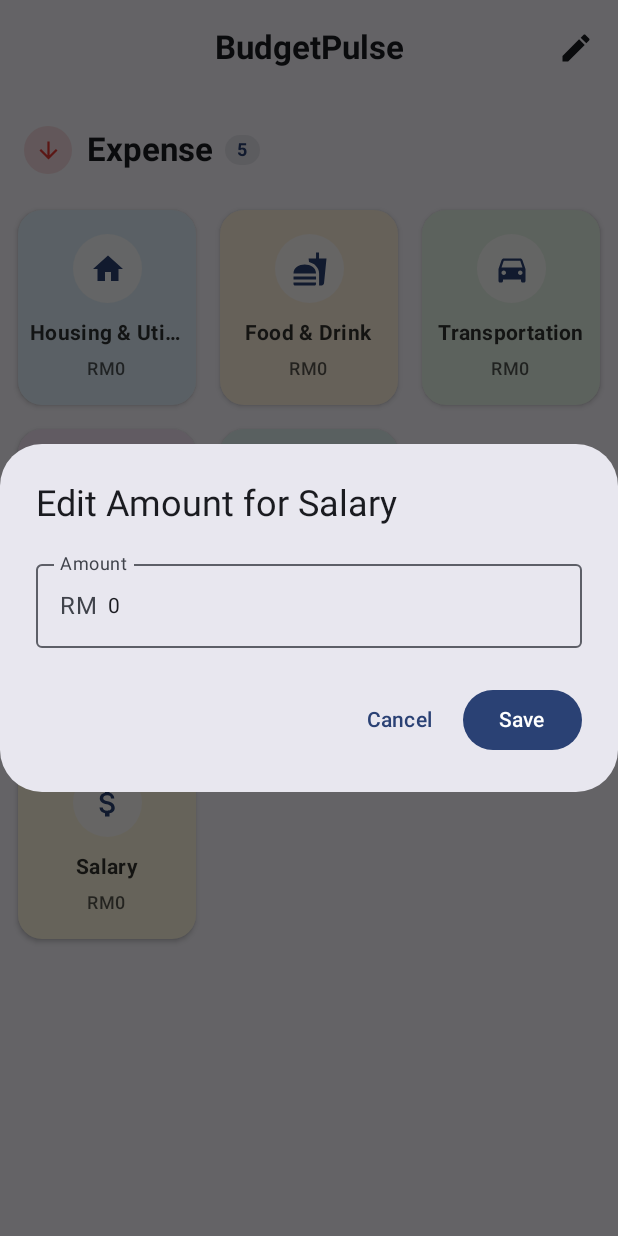
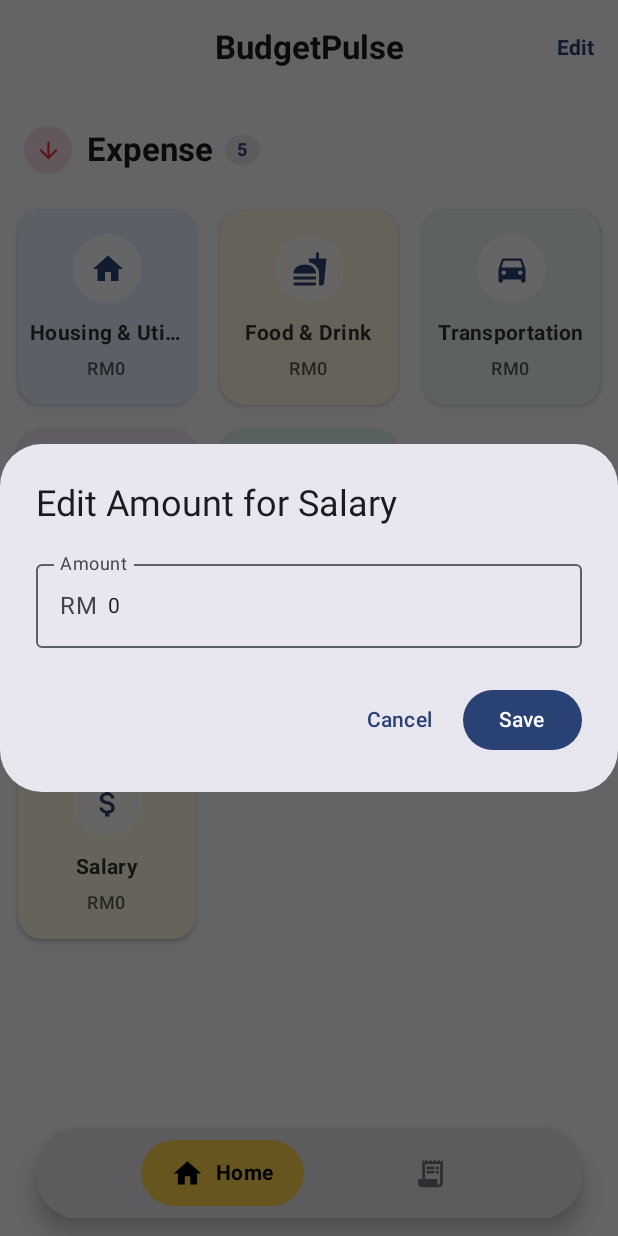
Before and after one commit to TitusBik/BudgetPulse, an Android app built with Jetpack Compose: the screen it shows after launch (MainActivity), after a tap on "Salary", on a phone screen of 412 x 824 dp. Run offline under Robolectric (Android 15) with nearby library versions, the phone set to English and light mode, and no system bars; 4 statements that could not run were skipped; 1 other tap on this screen came first.

Commit message:
Create Transaction page and navbar

```diff
--- a/app/build.gradle.kts
+++ b/app/build.gradle.kts
@@ -11,7 +11,7 @@ android {
 
     defaultConfig {
         applicationId = "com.example.budgetpulse"
-        minSdk = 24
+        minSdk = 26
         targetSdk = 37
         versionCode = 1
         versionName = "1.0"
--- a/app/src/main/java/com/example/budgetpulse/MainActivity.kt
+++ b/app/src/main/java/com/example/budgetpulse/MainActivity.kt
@@ -6,8 +6,14 @@ import androidx.activity.compose.setContent
 import androidx.activity.enableEdgeToEdge
 import androidx.compose.runtime.Composable
 import androidx.compose.runtime.collectAsState
+import androidx.compose.runtime.getValue
+import androidx.compose.runtime.mutableStateOf
+import androidx.compose.runtime.remember
+import androidx.compose.runtime.setValue
 import androidx.compose.ui.tooling.preview.Preview
+import com.example.budgetpulse.ui.components.NavTab
 import com.example.budgetpulse.ui.screens.HomeScreen
+import com.example.budgetpulse.ui.screens.TransactionScreen
 import com.example.budgetpulse.ui.theme.BudgetPulseTheme
 
 class MainActivity : ComponentActivity() {
@@ -16,9 +22,22 @@ class MainActivity : ComponentActivity() {
         enableEdgeToEdge()
         setContent {
             BudgetPulseTheme {
-                HomeScreen()
+                var currentTab by remember { mutableStateOf(NavTab.TRANSACTIONS) }
+
+                when (currentTab) {
+                    NavTab.HOME -> HomeScreen(onNavigateTab = { currentTab = it })
+                    NavTab.TRANSACTIONS -> TransactionScreen(onNavigateTab = { currentTab = it })
+                }
             }
         }
+    }
+}
+
+@Preview(showBackground = true)
+@Composable
+fun TransactionScreenPreview() {
+    BudgetPulseTheme {
+        TransactionScreen()
     }
 }
 
--- /dev/null
+++ b/app/src/main/java/com/example/budgetpulse/data/model/TransactionItem.kt
@@ -0,0 +1,35 @@
+package com.example.budgetpulse.data.model
+
+import java.time.LocalDate
+import java.time.LocalTime
+import java.time.format.DateTimeFormatter
+
+data class TransactionItem(
+    val id: String,
+    val categoryName: String,
+    val categoryIconName: String,
+    val categoryColorHex: Long,
+    val amount: Double,
+    val type: CategoryType,
+    val date: LocalDate,
+    val time: LocalTime,
+    val note: String = ""
+) {
+    val formattedAmount: String
+        get() = if (type == CategoryType.INCOME) {
+            "+RM${String.format("%,.2f", amount)}"
+        } else {
+            "-RM${String.format("%,.2f", Math.abs(amount))}"
+        }
+
+    val formattedTime: String
+        get() = time.format(DateTimeFormatter.ofPattern("HH:mm"))
+}
+
+data class DailySummary(
+    val date: LocalDate,
+    val totalIncome: Double = 0.0,
+    val totalExpense: Double = 0.0
+) {
+    val netTotal: Double get() = totalIncome - totalExpense
+}
--- /dev/null
+++ b/app/src/main/java/com/example/budgetpulse/ui/components/AppBottomNavigationBar.kt
@@ -0,0 +1,136 @@
+package com.example.budgetpulse.ui.components
+
+import androidx.compose.animation.animateColorAsState
+import androidx.compose.animation.core.tween
+import androidx.compose.foundation.background
+import androidx.compose.foundation.clickable
+import androidx.compose.foundation.layout.Arrangement
+import androidx.compose.foundation.layout.Box
+import androidx.compose.foundation.layout.Row
+import androidx.compose.foundation.layout.Spacer
+import androidx.compose.foundation.layout.fillMaxWidth
+import androidx.compose.foundation.layout.padding
+import androidx.compose.foundation.layout.size
+import androidx.compose.foundation.layout.width
+import androidx.compose.foundation.shape.CircleShape
+import androidx.compose.foundation.shape.RoundedCornerShape
+import androidx.compose.material.icons.Icons
+import androidx.compose.material.icons.automirrored.filled.ReceiptLong
+import androidx.compose.material.icons.filled.Home
+import androidx.compose.material3.Icon
+import androidx.compose.material3.MaterialTheme
+import androidx.compose.material3.Surface
+import androidx.compose.material3.Text
+import androidx.compose.runtime.Composable
+import androidx.compose.runtime.getValue
+import androidx.compose.ui.Alignment
+import androidx.compose.ui.Modifier
+import androidx.compose.ui.draw.clip
+import androidx.compose.ui.graphics.Color
+import androidx.compose.ui.graphics.vector.ImageVector
+import androidx.compose.ui.text.font.FontWeight
+import androidx.compose.ui.unit.dp
+import androidx.compose.ui.unit.sp
+
+enum class NavTab {
+    HOME,
+    TRANSACTIONS
+}
+
+@Composable
+fun AppBottomNavigationBar(
+    currentTab: NavTab,
+    onTabSelected: (NavTab) -> Unit,
+    modifier: Modifier = Modifier
+) {
+    Box(
+        modifier = modifier
+            .fillMaxWidth()
+            .padding(horizontal = 24.dp, vertical = 12.dp)
+    ) {
+        Surface(
+            shape = RoundedCornerShape(28.dp),
+            color = MaterialTheme.colorScheme.surfaceContainerHigh,
+            tonalElevation = 6.dp,
+            shadowElevation = 8.dp,
+            modifier = Modifier.fillMaxWidth()
+        ) {
+            Row(
+                modifier = Modifier
+                    .fillMaxWidth()
+                    .padding(horizontal = 16.dp, vertical = 8.dp),
+                horizontalArrangement = Arrangement.SpaceEvenly,
+                verticalAlignment = Alignment.CenterVertically
+            ) {
+                // Requirement 4: "Home" tab
+                NavItem(
+                    label = "Home",
+                    icon = Icons.Default.Home,
+                    isSelected = currentTab == NavTab.HOME,
+                    onClick = { onTabSelected(NavTab.HOME) }
+                )
+
+                // Requirement 4: "Transactions" tab
+                NavItem(
+                    label = "Transactions",
+                    icon = Icons.AutoMirrored.Filled.ReceiptLong,
+                    isSelected = currentTab == NavTab.TRANSACTIONS,
+                    onClick = { onTabSelected(NavTab.TRANSACTIONS) }
+                )
+            }
+        }
+    }
+}
+
+@Composable
+private fun NavItem(
+    label: String,
+    icon: ImageVector,
+    isSelected: Boolean,
+    onClick: () -> Unit
+) {
+    // Requirement 4: Distinctive yellow background shape around icon and text when active
+    val pillBackgroundColor by animateColorAsState(
+        targetValue = if (isSelected) Color(0xFFFFD54F) else Color.Transparent,
+        animationSpec = tween(300),
+        label = "pillBg"
+    )
+
+    val contentColor by animateColorAsState(
+        targetValue = if (isSelected) Color.Black else MaterialTheme.colorScheme.onSurfaceVariant.copy(alpha = 0.7f),
+        animationSpec = tween(300),
+        label = "contentColor"
+    )
+
+    Box(
+        contentAlignment = Alignment.Center,
+        modifier = Modifier
+            .clip(CircleShape)
+            .background(pillBackgroundColor)
+            .clickable { onClick() }
+            .padding(horizontal = 20.dp, vertical = 10.dp)
+    ) {
+        Row(
+            verticalAlignment = Alignment.CenterVertically,
+            horizontalArrangement = Arrangement.Center
+        ) {
+            Icon(
+                imageVector = icon,
+                contentDescription = label,
+                tint = contentColor,
+                modifier = Modifier.size(22.dp)
+            )
+
+            if (isSelected) {
+                Spacer(modifier = Modifier.width(8.dp))
+
+                Text(
+                    text = label,
+                    style = MaterialTheme.typography.titleMedium.copy(fontSize = 14.sp),
+                    fontWeight = FontWeight.Bold,
+                    color = contentColor
+                )
+            }
+        }
+    }
+}
--- a/app/src/main/java/com/example/budgetpulse/ui/screens/HomeScreen.kt
+++ b/app/src/main/java/com/example/budgetpulse/ui/screens/HomeScreen.kt
@@ -29,8 +29,6 @@ import androidx.compose.material.icons.Icons
 import androidx.compose.material.icons.filled.Add
 import androidx.compose.material.icons.filled.ArrowDownward
 import androidx.compose.material.icons.filled.ArrowUpward
-import androidx.compose.material.icons.filled.Check
-import androidx.compose.material.icons.filled.Edit
 import androidx.compose.material3.CenterAlignedTopAppBar
 import androidx.compose.material3.ExperimentalMaterial3Api
 import androidx.compose.material3.FloatingActionButton
@@ -54,15 +52,18 @@ import androidx.compose.ui.unit.dp
 import androidx.lifecycle.viewmodel.compose.viewModel
 import com.example.budgetpulse.data.model.CategoryType
 import com.example.budgetpulse.ui.components.AddCategorySheet
+import com.example.budgetpulse.ui.components.AppBottomNavigationBar
 import com.example.budgetpulse.ui.components.CategoryCard
 import com.example.budgetpulse.ui.components.CustomCategoryDialog
 import com.example.budgetpulse.ui.components.EditAmountDialog
+import com.example.budgetpulse.ui.components.NavTab
 import com.example.budgetpulse.ui.components.SectionHeader
 import com.example.budgetpulse.ui.viewmodel.MainViewModel
 
 @OptIn(ExperimentalMaterial3Api::class)
 @Composable
 fun HomeScreen(
+    onNavigateTab: (NavTab) -> Unit = {},
     viewModel: MainViewModel = viewModel()
 ) {
     val uiState by viewModel.uiState.collectAsState()
@@ -103,10 +104,11 @@ fun HomeScreen(
                 },
                 actions = {
                     IconButton(onClick = { viewModel.toggleEditMode() }) {
-                        Icon(
-                            imageVector = if (uiState.isEditMode) Icons.Default.Check else Icons.Default.Edit,
-                            contentDescription = if (uiState.isEditMode) "Done" else "Edit Mode",
-                            tint = if (uiState.isEditMode) MaterialTheme.colorScheme.primary else MaterialTheme.colorScheme.onSurface
+                        Text(
+                            text = if (uiState.isEditMode) "Done" else "Edit",
+                            style = MaterialTheme.typography.labelLarge,
+                            fontWeight = FontWeight.Bold,
+                            color = MaterialTheme.colorScheme.primary
                         )
                     }
                 },
@@ -146,7 +148,7 @@ fun HomeScreen(
                             horizontalArrangement = Arrangement.Center
                         ) {
                             Text(
-                                text = "💡 Tap 'X' to delete card • Long press background or tap checkmark to exit Edit Mode",
+                                text = "💡 Tap 'X' to delete card • Long press background or tap Done to exit Edit Mode",
                                 style = MaterialTheme.typography.bodySmall,
                                 color = Color(0xFF5D4037)
                             )
@@ -214,7 +216,7 @@ fun HomeScreen(
                 exit = scaleOut() + fadeOut(),
                 modifier = Modifier
                     .align(Alignment.BottomCenter)
-                    .padding(bottom = 24.dp)
+                    .padding(bottom = 80.dp)
             ) {
                 FloatingActionButton(
                     onClick = { viewModel.openAddCategorySheet() },
@@ -229,6 +231,15 @@ fun HomeScreen(
                         modifier = Modifier.size(32.dp)
                     )
                 }
+            }
+
+            // Bottom Navigation Bar with "Home" highlighted
+            if (!uiState.isEditMode) {
+                AppBottomNavigationBar(
+                    currentTab = NavTab.HOME,
+                    onTabSelected = onNavigateTab,
+                    modifier = Modifier.align(Alignment.BottomCenter)
+                )
             }
         }
 
--- /dev/null
+++ b/app/src/main/java/com/example/budgetpulse/ui/screens/TransactionScreen.kt
@@ -0,0 +1,139 @@
+package com.example.budgetpulse.ui.screens
+
+import androidx.compose.foundation.layout.Arrangement
+import androidx.compose.foundation.layout.Box
+import androidx.compose.foundation.layout.PaddingValues
+import androidx.compose.foundation.layout.Spacer
+import androidx.compose.foundation.layout.fillMaxSize
+import androidx.compose.foundation.layout.fillMaxWidth
+import androidx.compose.foundation.layout.height
+import androidx.compose.foundation.layout.padding
+import androidx.compose.foundation.lazy.LazyColumn
+import androidx.compose.foundation.lazy.items
+import androidx.compose.material3.CenterAlignedTopAppBar
+import androidx.compose.material3.ExperimentalMaterial3Api
+import androidx.compose.material3.MaterialTheme
+import androidx.compose.material3.Scaffold
+import androidx.compose.material3.Text
+import androidx.compose.material3.TopAppBarDefaults
+import androidx.compose.runtime.Composable
+import androidx.compose.runtime.collectAsState
+import androidx.compose.runtime.getValue
+import androidx.compose.ui.Alignment
+import androidx.compose.ui.Modifier
+import androidx.compose.ui.text.font.FontWeight
+import androidx.compose.ui.unit.dp
+import androidx.lifecycle.viewmodel.compose.viewModel
+import com.example.budgetpulse.data.model.CategoryType
+import com.example.budgetpulse.ui.components.AppBottomNavigationBar
+import com.example.budgetpulse.ui.components.CalendarView
+import com.example.budgetpulse.ui.components.FinancialSummaryCard
+import com.example.budgetpulse.ui.components.NavTab
+import com.example.budgetpulse.ui.components.TransactionGroupHeader
+import com.example.budgetpulse.ui.components.TransactionItemCard
+import com.example.budgetpulse.ui.viewmodel.TransactionViewModel
+
+@OptIn(ExperimentalMaterial3Api::class)
+@Composable
+fun TransactionScreen(
+    onNavigateTab: (NavTab) -> Unit = {},
+    viewModel: TransactionViewModel = viewModel()
+) {
+    val uiState by viewModel.uiState.collectAsState()
+
+    Scaffold(
+        topBar = {
+            CenterAlignedTopAppBar(
+                title = {
+                    Text(
+                        text = "Transactions",
+                        style = MaterialTheme.typography.titleLarge,
+                        fontWeight = FontWeight.Bold
+                    )
+                },
+                colors = TopAppBarDefaults.topAppBarColors(
+                    containerColor = MaterialTheme.colorScheme.surface
+                )
+            )
+        }
+    ) { innerPadding ->
+        Box(
+            modifier = Modifier
+                .fillMaxSize()
+                .padding(innerPadding)
+        ) {
+            LazyColumn(
+                modifier = Modifier.fillMaxSize(),
+                contentPadding = PaddingValues(start = 16.dp, end = 16.dp, top = 8.dp, bottom = 100.dp),
+                verticalArrangement = Arrangement.spacedBy(10.dp)
+            ) {
+                // Requirement 1: Calendar View (Top Section)
+                item {
+                    CalendarView(
+                        selectedMonth = uiState.selectedMonth,
+                        selectedDate = uiState.selectedDate,
+                        dailySummaries = uiState.dailySummaries,
+                        onDateSelected = { date -> viewModel.selectDate(date) },
+                        onPreviousMonth = { viewModel.previousMonth() },
+                        onNextMonth = { viewModel.nextMonth() },
+                        onTodayClick = { viewModel.goToToday() }
+                    )
+                }
+
+                // Requirement 2: Financial Summary (Middle Section)
+                item {
+                    Spacer(modifier = Modifier.height(4.dp))
+                    FinancialSummaryCard(
+                        income = uiState.monthlyIncome,
+                        expense = uiState.monthlyExpense,
+                        balance = uiState.monthlyBalance
+                    )
+                    Spacer(modifier = Modifier.height(6.dp))
+                }
+
+                // Requirement 3: Transaction Records Grouped by Date (List Section)
+                val grouped = uiState.groupedTransactions
+                if (grouped.isEmpty()) {
+                    item {
+                        Box(
+                            contentAlignment = Alignment.Center,
+                            modifier = Modifier
+                                .fillMaxWidth()
+                                .padding(vertical = 32.dp)
+                        ) {
+                            Text(
+                                text = "No transactions found for this month.",
+                                style = MaterialTheme.typography.bodyMedium,
+                                color = MaterialTheme.colorScheme.onSurfaceVariant.copy(alpha = 0.6f)
+                            )
+                        }
+                    }
+                } else {
+                    grouped.forEach { (date, items) ->
+                        val dayIncome = items.filter { it.type == CategoryType.INCOME }.sumOf { it.amount }
+                        val dayExpense = items.filter { it.type == CategoryType.EXPENSE }.sumOf { Math.abs(it.amount) }
+
+                        item(key = "header_${date}") {
+                            TransactionGroupHeader(
+                                date = date,
+                                totalIncome = dayIncome,
+                                totalExpense = dayExpense
+                            )
+                        }
+
+                        items(items = items, key = { it.id }) { transaction ->
+                            TransactionItemCard(transaction = transaction)
+                        }
+                    }
+                }
+            }
+
+            // Requirement 4: Bottom Navigation Bar with "Transactions" active and highlighted
+            AppBottomNavigationBar(
+                currentTab = NavTab.TRANSACTIONS,
+                onTabSelected = onNavigateTab,
+                modifier = Modifier.align(Alignment.BottomCenter)
+            )
+        }
+    }
+}
--- /dev/null
+++ b/app/src/main/java/com/example/budgetpulse/ui/viewmodel/TransactionViewModel.kt
@@ -0,0 +1,190 @@
+package com.example.budgetpulse.ui.viewmodel
+
+import androidx.lifecycle.ViewModel
+import com.example.budgetpulse.data.model.CategoryType
+import com.example.budgetpulse.data.model.DailySummary
+import com.example.budgetpulse.data.model.TransactionItem
+import kotlinx.coroutines.flow.MutableStateFlow
+import kotlinx.coroutines.flow.StateFlow
+import kotlinx.coroutines.flow.asStateFlow
+import kotlinx.coroutines.flow.update
+import java.time.LocalDate
+import java.time.LocalTime
+import java.time.YearMonth
+
+data class TransactionUiState(
+    val selectedMonth: YearMonth = YearMonth.now(),
+    val selectedDate: LocalDate = LocalDate.now(),
+    val transactions: List<TransactionItem> = emptyList()
+) {
+    val currentMonthTransactions: List<TransactionItem>
+        get() = transactions.filter { YearMonth.from(it.date) == selectedMonth }
+
+    val monthlyIncome: Double
+        get() = currentMonthTransactions.filter { it.type == CategoryType.INCOME }.sumOf { it.amount }
+
+    val monthlyExpense: Double
+        get() = currentMonthTransactions.filter { it.type == CategoryType.EXPENSE }.sumOf { Math.abs(it.amount) }
+
+    val monthlyBalance: Double
+        get() = monthlyIncome - monthlyExpense
+
+    val dailySummaries: Map<LocalDate, DailySummary>
+        get() {
+            return currentMonthTransactions.groupBy { it.date }.mapValues { (date, items) ->
+                val inc = items.filter { it.type == CategoryType.INCOME }.sumOf { it.amount }
+                val exp = items.filter { it.type == CategoryType.EXPENSE }.sumOf { Math.abs(it.amount) }
+                DailySummary(date, inc, exp)
+            }
+        }
+
+    val groupedTransactions: Map<LocalDate, List<TransactionItem>>
+        get() {
+            return currentMonthTransactions
+                .sortedByDescending { it.time }
+                .groupBy { it.date }
+                .toSortedMap(comparator = reverseOrder())
+        }
+}
+
+class TransactionViewModel : ViewModel() {
+
+    private val _uiState = MutableStateFlow(TransactionUiState())
+    val uiState: StateFlow<TransactionUiState> = _uiState.asStateFlow()
+
+    init {
+        generateInitialData()
+    }
+
+    private fun generateInitialData() {
+        val today = LocalDate.now()
+
+        // Generate sample transactions dynamically centered around system date
+        val sampleList = listOf(
+            TransactionItem(
+                id = "tx1",
+                categoryName = "Salary",
+                categoryIconName = "attach_money",
+                categoryColorHex = 0xFFFFF8E1,
+                amount = 2500.00,
+                type = CategoryType.INCOME,
+                date = today,
+                time = LocalTime.of(13, 7),
+                note = "Monthly Paycheck"
+            ),
+            TransactionItem(
+                id = "tx2",
+                categoryName = "Food & Drink",
+                categoryIconName = "fastfood",
+                categoryColorHex = 0xFFFFF3E0,
+                amount = -45.50,
+                type = CategoryType.EXPENSE,
+                date = today,
+                time = LocalTime.of(12, 15),
+                note = "Lunch with Team"
+            ),
+            TransactionItem(
+                id = "tx3",
+                categoryName = "Shopping",
+                categoryIconName = "shopping_cart",
+                categoryColorHex = 0xFFF3E5F5,
+                amount = -120.00,
+                type = CategoryType.EXPENSE,
+                date = today.minusDays(1),
+                time = LocalTime.of(16, 30),
+                note = "Supermarket Grocery"
+            ),
+            TransactionItem(
+                id = "tx4",
+                categoryName = "Transportation",
+                categoryIconName = "directions_car",
+                categoryColorHex = 0xFFE8F5E9,
+                amount = -35.00,
+                type = CategoryType.EXPENSE,
+                date = today.minusDays(1),
+                time = LocalTime.of(8, 45),
+                note = "Petrol Refill"
+            ),
+            TransactionItem(
+                id = "tx5",
+                categoryName = "Freelance",
+                categoryIconName = "work",
+                categoryColorHex = 0xFFE0F2F1,
+                amount = 850.00,
+                type = CategoryType.INCOME,
+                date = today.minusDays(3),
+                time = LocalTime.of(10, 0),
+                note = "Side Project Bonus"
+            ),
+            TransactionItem(
+                id = "tx6",
+                categoryName = "Housing & Utilities",
+                categoryIconName = "home",
+                categoryColorHex = 0xFFE3F2FD,
+                amount = -350.00,
+                type = CategoryType.EXPENSE,
+                date = today.minusDays(5),
+                time = LocalTime.of(9, 20),
+                note = "Electricity Bill"
+            ),
+            TransactionItem(
+                id = "tx7",
+                categoryName = "Entertainment",
+                categoryIconName = "movie",
+                categoryColorHex = 0xFFEDE7F6,
+                amount = -60.00,
+                type = CategoryType.EXPENSE,
+                date = today.minusDays(7),
+                time = LocalTime.of(20, 15),
+                note = "Cinema Tickets"
+            )
+        )
+
+        _uiState.update {
+            it.copy(
+                selectedMonth = YearMonth.from(today),
+                selectedDate = today,
+                transactions = sampleList
+            )
+        }
+    }
+
+    fun selectDate(date: LocalDate) {
+        _uiState.update {
+            it.copy(
+                selectedDate = date,
+                selectedMonth = YearMonth.from(date)
+            )
+        }
+    }
+
+    fun previousMonth() {
+        _uiState.update {
+            val prev = it.selectedMonth.minusMonths(1)
+            it.copy(
+                selectedMonth = prev,
+                selectedDate = prev.atDay(1)
+            )
+        }
+    }
+
+    fun nextMonth() {
+        _uiState.update {
+            val next = it.selectedMonth.plusMonths(1)
+            it.copy(
+                selectedMonth = next,
+                selectedDate = next.atDay(1)
+            )
+        }
+    }
+
+    fun goToToday() {
+        val today = LocalDate.now()
+        _uiState.update {
+            it.copy(
+                selectedDate = today,
+                selectedMonth = YearMonth.from(today)
+            )
+        }
+    }
+}
```
